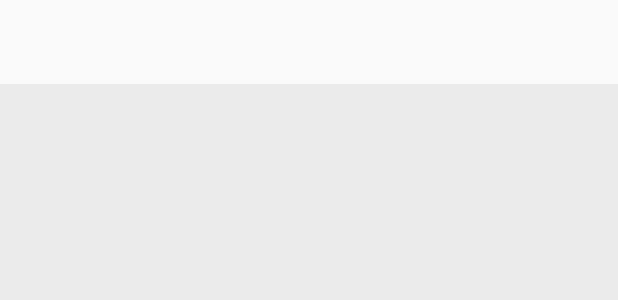
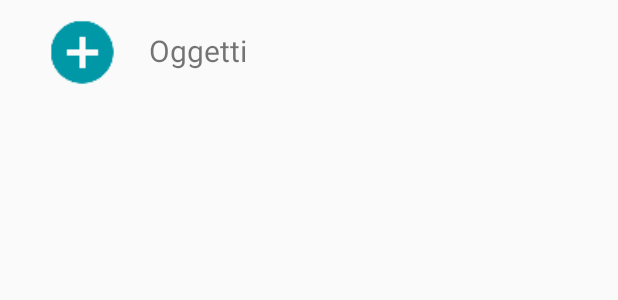
Before and after one commit to SelimaC/ShopMemo, an Android app: the layout editcombo_fragment.xml on its own in the app's theme, with its tools: preview values and no code run, on a phone screen of 412 x 824 dp. Shown: the top 300 px of the screen. Run offline under Robolectric (Android 15) with nearby library versions, the phone set to English and light mode, and no system bars.

```diff
--- a/app/src/main/java/com/example/selima/shopmemo/RecyclerAdapterAll.java
+++ b/app/src/main/java/com/example/selima/shopmemo/RecyclerAdapterAll.java
@@ -58,7 +58,7 @@ public class RecyclerAdapterAll extends RecyclerView.Adapter<RecyclerAdapterAll.
                 CardView cw = (CardView) ((LinearLayout)v).getChildAt(0);
                 ((RelativeLayout)cw.getChildAt(0)).getChildAt(3).setBackgroundResource(R.drawable.delete);
                 RelativeLayout.LayoutParams lp = new RelativeLayout.LayoutParams(LinearLayout.LayoutParams.WRAP_CONTENT, LinearLayout.LayoutParams.WRAP_CONTENT);
-                lp.setMargins(860, 0, 0, 0);
+                lp.setMargins(865, 0, 0, 0);
                 ((RelativeLayout)cw.getChildAt(0)).getChildAt(3).setLayoutParams(lp);
              }
             //Log.d("view",""+ ((LinearLayout)v).getChildAt(0));
--- a/app/src/main/res/layout/activity_edit_combo_.xml
+++ b/app/src/main/res/layout/activity_edit_combo_.xml
@@ -28,4 +28,5 @@
         android:layout_height="wrap_content"
 
         tools:layout="@layout/editcombo_fragment" />
+
 </RelativeLayout>
--- a/app/src/main/res/layout/editcombo_fragment.xml
+++ b/app/src/main/res/layout/editcombo_fragment.xml
@@ -10,9 +10,31 @@
         android:layout_marginTop="?attr/actionBarSize"
         android:id="@+id/deletelist"
         android:layout_width="match_parent"
-        android:layout_height="match_parent"
+        android:layout_height="wrap_content"
         android:background="#ebebeb"/>
 
+    <RelativeLayout
+        android:layout_width="match_parent"
+        android:layout_height="wrap_content">
+
+        <ImageButton
+            android:layout_width="50dp"
+            android:layout_height="50dp"
+            android:background="@drawable/plus_circle"
+            android:id="@+id/plusCat"
+            android:layout_marginTop="10dp"
+            android:layout_marginLeft="30dp"
+            />
+        <TextView
+            android:layout_width="match_parent"
+            android:layout_height="wrap_content"
+            android:text="  Oggetti"
+            android:layout_marginTop="20dp"
+            android:textSize="20sp"
+            android:layout_toRightOf="@+id/plusCat"
+            android:layout_marginLeft="10dp"
+            />
+    </RelativeLayout>
 
 
 </android.support.design.widget.CoordinatorLayout>
```
